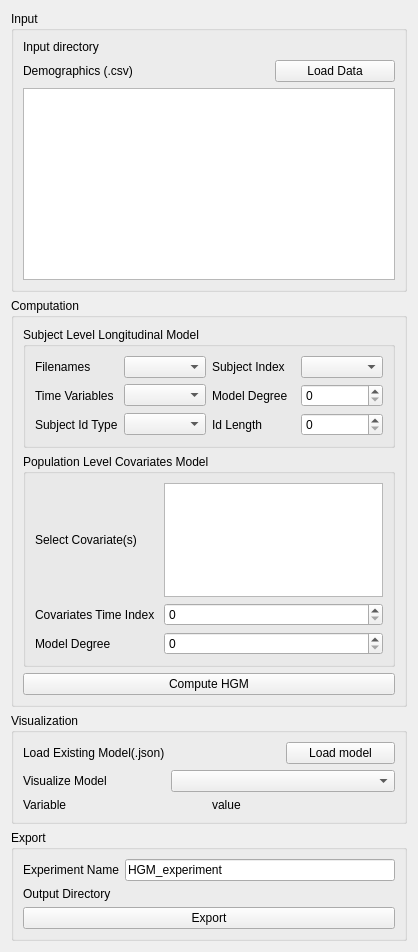
Above: HGMComputation/Resources/UI/HGMComputation.ui from KitwareMedical/HierarchicalGeodesicModeling before the change. Below: the same form after it.
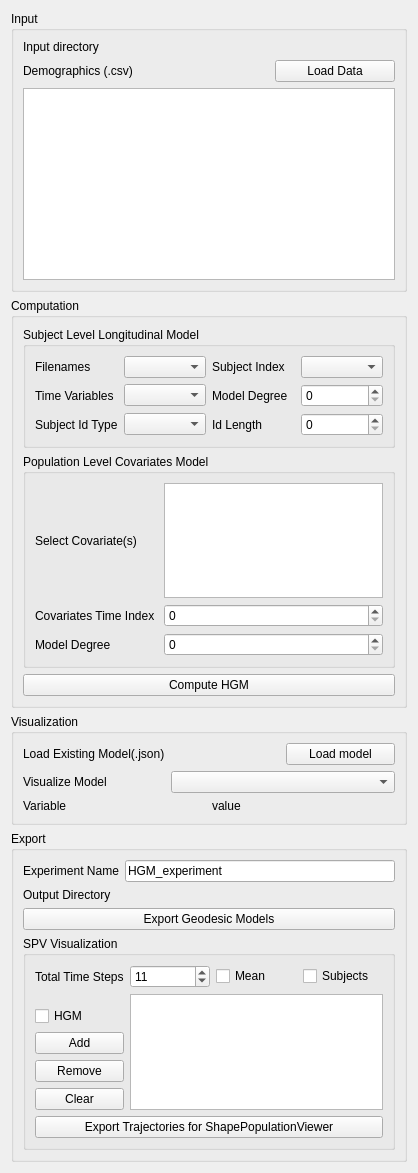
That is the form after the change. Custom widgets are drawn as their Qt base class.

Commit message: ENH: Add export for time seriew visualization in SPV

What changed in the file:
```diff
--- a/HGMComputation/Resources/UI/HGMComputation.ui
+++ b/HGMComputation/Resources/UI/HGMComputation.ui
@@ -7,7 +7,7 @@
     <x>0</x>
     <y>0</y>
     <width>418</width>
-    <height>952</height>
+    <height>1173</height>
    </rect>
   </property>
   <layout class="QVBoxLayout" name="verticalLayout">
@@ -283,38 +283,28 @@
       <string>Export</string>
      </property>
      <layout class="QGridLayout" name="gridLayout">
-      <item row="0" column="0">
+      <item row="0" column="0" colspan="2">
        <widget class="QLabel" name="label_2">
         <property name="text">
          <string>Experiment Name</string>
         </property>
        </widget>
       </item>
-      <item row="0" column="1">
+      <item row="0" column="2">
        <widget class="QLineEdit" name="lineEdit_experimentName">
         <property name="text">
          <string>HGM_experiment</string>
         </property>
        </widget>
       </item>
-      <item row="1" column="0">
+      <item row="1" column="0" colspan="2">
        <widget class="QLabel" name="outputDirectoryLabel">
         <property name="text">
          <string>Output Directory</string>
         </property>
        </widget>
       </item>
-      <item row="1" column="1">
-       <widget class="ctkDirectoryButton" name="DirectoryButton_export">
-        <property name="sizePolicy">
-         <sizepolicy hsizetype="Ignored" vsizetype="Fixed">
-          <horstretch>0</horstretch>
-          <verstretch>0</verstretch>
-         </sizepolicy>
-        </property>
-       </widget>
-      </item>
-      <item row="2" column="0" colspan="2">
+      <item row="2" column="0" colspan="3">
        <widget class="QPushButton" name="pushButton_export">
         <property name="enabled">
          <bool>true</bool>
@@ -323,10 +313,95 @@
          <string>Run the algorithm.</string>
         </property>
         <property name="text">
-         <string>Export</string>
+         <string>Export Geodesic Models</string>
         </property>
        </widget>
       </item>
+      <item row="1" column="2">
+       <widget class="ctkDirectoryButton" name="DirectoryButton_export">
+        <property name="sizePolicy">
+         <sizepolicy hsizetype="Ignored" vsizetype="Fixed">
+          <horstretch>0</horstretch>
+          <verstretch>0</verstretch>
+         </sizepolicy>
+        </property>
+       </widget>
+      </item>
+      <item row="4" column="0" colspan="3">
+       <widget class="QGroupBox" name="groupBox_3">
+        <property name="title">
+         <string>SPV Visualization</string>
+        </property>
+        <layout class="QGridLayout" name="gridLayout_6">
+         <item row="3" column="1" rowspan="5" colspan="3">
+          <widget class="QTableWidget" name="tableWidget_hgmSPV"/>
+         </item>
+         <item row="5" column="0">
+          <widget class="QPushButton" name="pushButton_hgmSPVAdd">
+           <property name="text">
+            <string>Add</string>
+           </property>
+          </widget>
+         </item>
+         <item row="0" column="0">
+          <widget class="QLabel" name="label_16">
+           <property name="text">
+            <string>Total Time Steps</string>
+           </property>
+          </widget>
+         </item>
+         <item row="0" column="2">
+          <widget class="QCheckBox" name="checkBox_meanSPV">
+           <property name="text">
+            <string>Mean</string>
+           </property>
+          </widget>
+         </item>
+         <item row="7" column="0">
+          <widget class="QPushButton" name="pushButton_hgmSPVClear">
+           <property name="text">
+            <string>Clear</string>
+           </property>
+          </widget>
+         </item>
+         <item row="0" column="3">
+          <widget class="QCheckBox" name="checkBox_subjectSPV">
+           <property name="text">
+            <string>Subjects</string>
+           </property>
+          </widget>
+         </item>
+         <item row="0" column="1">
+          <widget class="QSpinBox" name="spinBox_SPV">
+           <property name="value">
+            <number>11</number>
+           </property>
+          </widget>
+         </item>
+         <item row="6" column="0">
+          <widget class="QPushButton" name="pushButton_hgmSPVRemove">
+           <property name="text">
+            <string>Remove</string>
+           </property>
+          </widget>
+         </item>
+         <item row="8" column="0" colspan="4">
+          <widget class="QPushButton" name="pushButton_exportSPV">
+           <property name="text">
+            <string>Export Trajectories for ShapePopulationViewer</string>
+           </property>
+          </widget>
+         </item>
+         <item row="4" column="0">
+          <widget class="QCheckBox" name="checkBox_hgmSPV">
+           <property name="text">
+            <string>HGM</string>
+           </property>
+          </widget>
+         </item>
+        </layout>
+       </widget>
+      </item>
      </layout>
     </widget>
    </item>
```
The commit also changes 1 other file.
